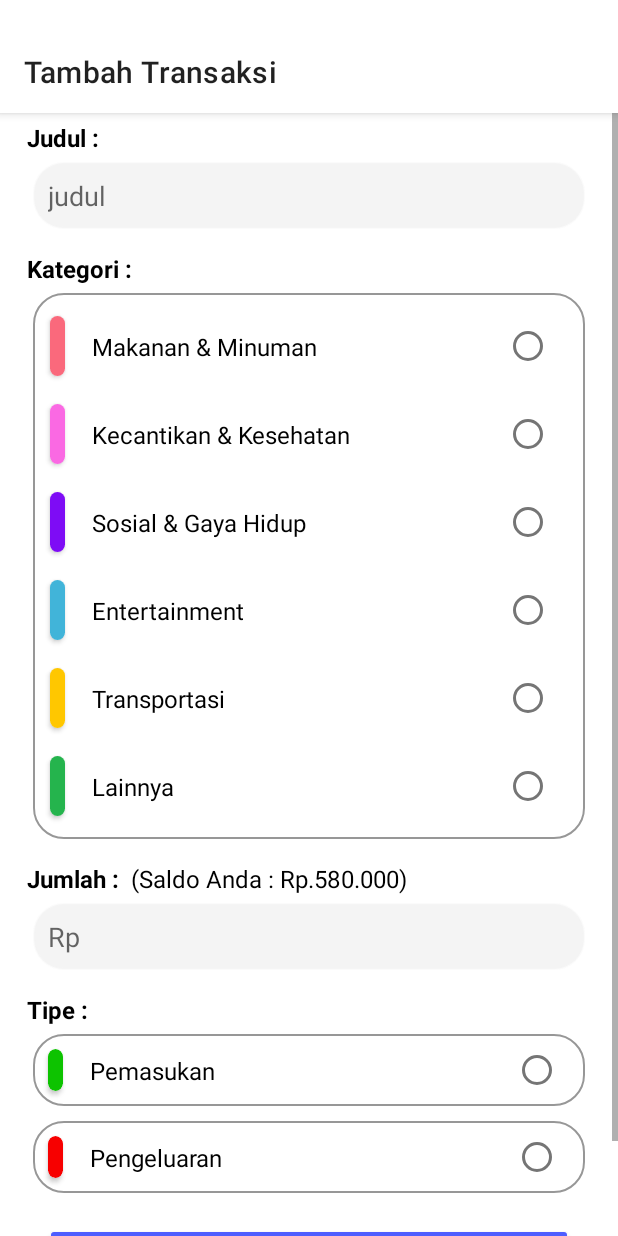
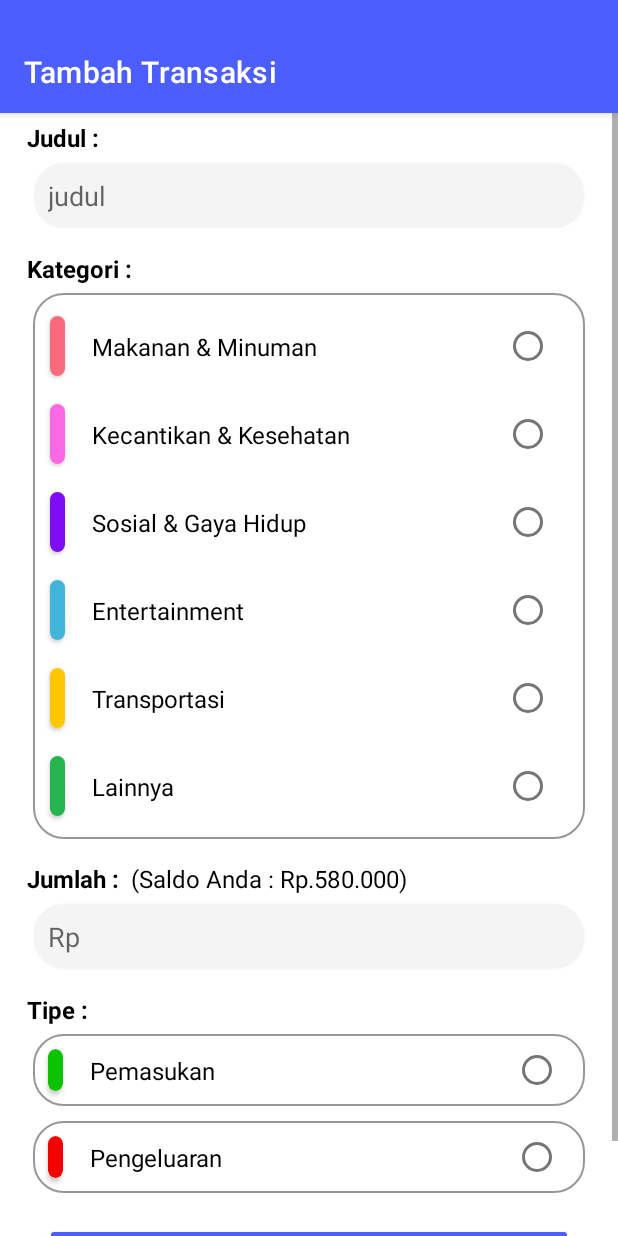
Before and after one commit to ahmadfma/Money-Management-Android-Application, an Android app: the fragment AddFragment placed in its activity, on a phone screen of 412 x 824 dp. Run offline under Robolectric (Android 15) with nearby library versions, the phone set to English and light mode, and no system bars; our stand-ins replace Room's generated code.

```diff
--- a/app/src/main/java/com/example/moneymanagement/UI/HistoryFragment/TombolTanggalAdapter.kt
+++ b/app/src/main/java/com/example/moneymanagement/UI/HistoryFragment/Adapter/TombolTanggalAdapter.kt
@@ -1,4 +1,4 @@
-package com.example.moneymanagement.UI.HistoryFragment
+package com.example.moneymanagement.UI.HistoryFragment.Adapter
 
 import android.view.LayoutInflater
 import android.view.View
@@ -19,12 +19,12 @@ class TombolTanggalAdapter(private val listTanggal: List<String>?): RecyclerView
         }
     }
 
-    override fun onCreateViewHolder(parent: ViewGroup, viewType: Int): TombolTanggalAdapter.Holder {
+    override fun onCreateViewHolder(parent: ViewGroup, viewType: Int): Holder {
         val view = LayoutInflater.from(parent.context).inflate(R.layout.item_tombol_tanggal, parent, false)
         return Holder(view)
     }
 
-    override fun onBindViewHolder(holder: TombolTanggalAdapter.Holder, position: Int) {
+    override fun onBindViewHolder(holder: Holder, position: Int) {
         holder.bind(listTanggal!![position])
     }
 
--- a/app/src/main/res/layout/fragment_add.xml
+++ b/app/src/main/res/layout/fragment_add.xml
@@ -10,14 +10,15 @@
         android:id="@+id/appbar"
         android:layout_width="match_parent"
         android:layout_height="wrap_content"
-        android:backgroundTint="@color/white">
+        android:backgroundTint="@color/primary2">
 
         <androidx.appcompat.widget.Toolbar
             android:layout_width="match_parent"
             android:layout_height="match_parent"
             android:paddingTop="30dp"
             android:paddingBottom="18dp"
-            app:title="Tambah Transaksi"/>
+            app:title="Tambah Transaksi"
+            app:titleTextColor="@color/white"/>
 
     </com.google.android.material.appbar.AppBarLayout>
 
--- a/app/src/main/res/layout/fragment_history.xml
+++ b/app/src/main/res/layout/fragment_history.xml
@@ -16,8 +16,8 @@
             android:layout_height="wrap_content"
             app:title="Riwayat"
             app:titleTextColor="@color/white"
-            android:paddingTop="20dp"
-            android:paddingBottom="15dp"/>
+            android:paddingTop="30dp"
+            android:paddingBottom="18dp"/>
     </com.google.android.material.appbar.AppBarLayout>
 
 
```
Also changed, not shown: app/src/main/java/com/example/moneymanagement/UI/HistoryFragment/HistoryFragment.kt (+11 -5 lines), app/src/main/java/com/example/moneymanagement/UI/HistoryFragment/HistoryViewModel.kt (added, +27 -0 lines).
